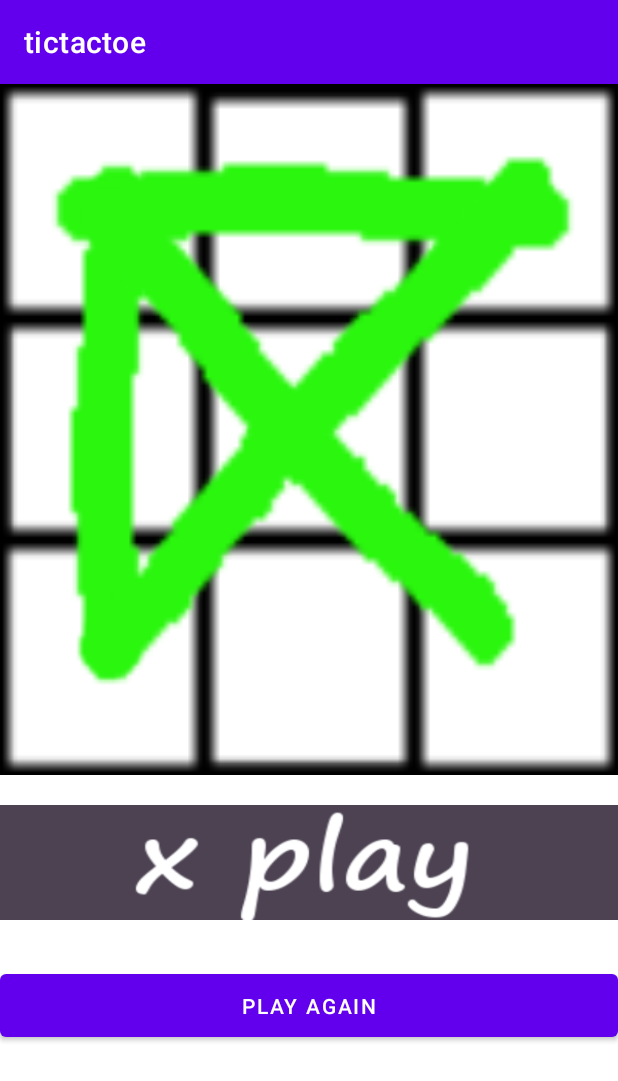
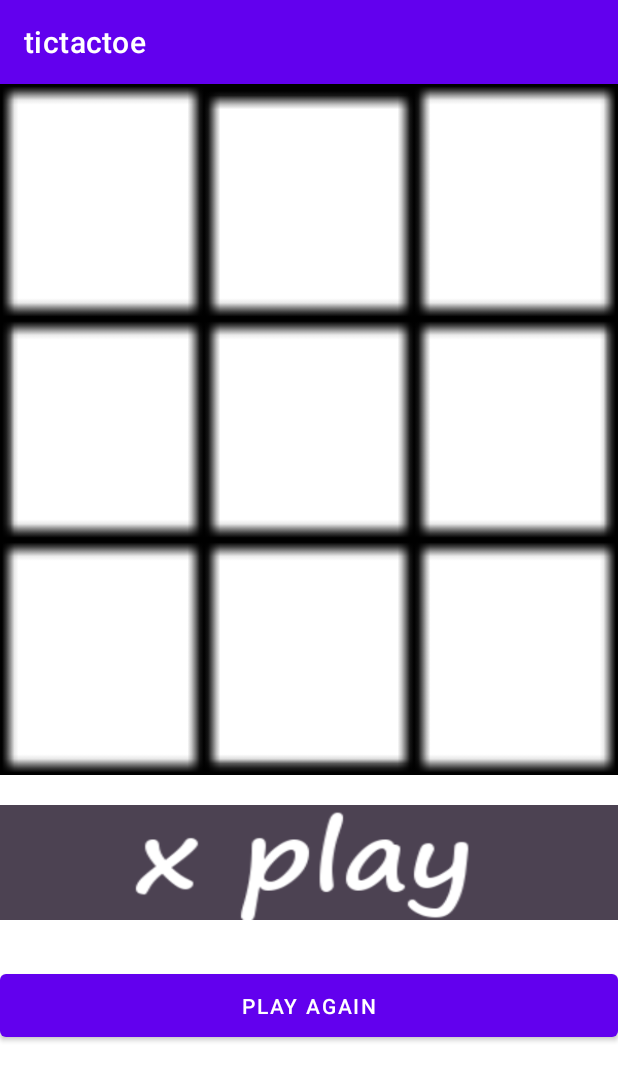
Before and after one commit to talaloni2/tictactoe, an Android app: the screen it shows after launch (MainActivity), on a phone screen of 412 x 824 dp. Shown: the top 1081 px of the screen. Run offline under Robolectric (Android 15) with nearby library versions, the phone set to English and light mode, and no system bars.

Commit message:
Updated invisibility for winning slashes

```diff
--- a/app/src/main/res/layout/activity_main.xml
+++ b/app/src/main/res/layout/activity_main.xml
@@ -137,7 +137,8 @@
         app:layout_constraintBottom_toBottomOf="@id/background"
         app:layout_constraintEnd_toEndOf="@id/slot11"
         app:layout_constraintStart_toStartOf="@id/background"
-        app:layout_constraintTop_toTopOf="@id/background" />
+        app:layout_constraintTop_toTopOf="@id/background"
+        android:visibility="invisible"/>
 
     <!--    When moving this Image, move layout_constraintBottom_toBottomOf, layout_constraintTop_toTopOf to first digit representing line-->
     <ImageView
@@ -151,9 +152,11 @@
         app:layout_constraintBottom_toBottomOf="@id/slot11"
         app:layout_constraintEnd_toEndOf="@id/slot13"
         app:layout_constraintStart_toStartOf="@id/slot11"
-        app:layout_constraintTop_toTopOf="@id/slot11" />
+        app:layout_constraintTop_toTopOf="@id/slot11"
+        android:visibility="invisible"/>
 
     <ImageView
+        android:id="@+id/winLTRSlash"
         android:layout_width="0dp"
         android:layout_height="0dp"
         android:scaleType="fitXY"
@@ -161,9 +164,11 @@
         app:layout_constraintBottom_toBottomOf="@id/background"
         app:layout_constraintEnd_toEndOf="@id/background"
         app:layout_constraintStart_toStartOf="@id/background"
-        app:layout_constraintTop_toTopOf="@id/background" />
+        app:layout_constraintTop_toTopOf="@id/background"
+        android:visibility="invisible"/>
 
     <ImageView
+        android:id="@+id/winRTLSlash"
         android:layout_width="0dp"
         android:layout_height="0dp"
         android:scaleType="fitXY"
@@ -171,7 +176,8 @@
         app:layout_constraintBottom_toBottomOf="@id/background"
         app:layout_constraintEnd_toEndOf="@id/background"
         app:layout_constraintStart_toStartOf="@id/background"
-        app:layout_constraintTop_toTopOf="@id/background" />
+        app:layout_constraintTop_toTopOf="@id/background"
+        android:visibility="invisible"/>
 
     <ImageView
         android:id="@+id/turn"
```
